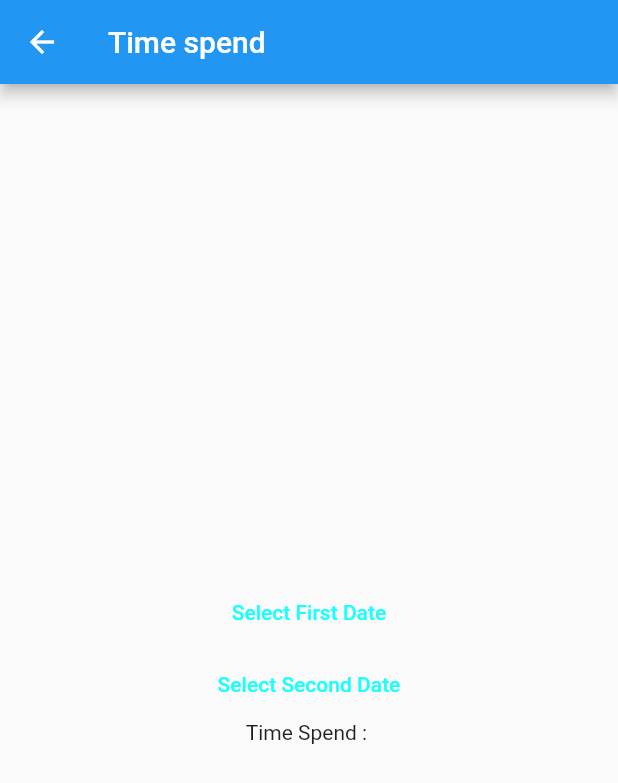
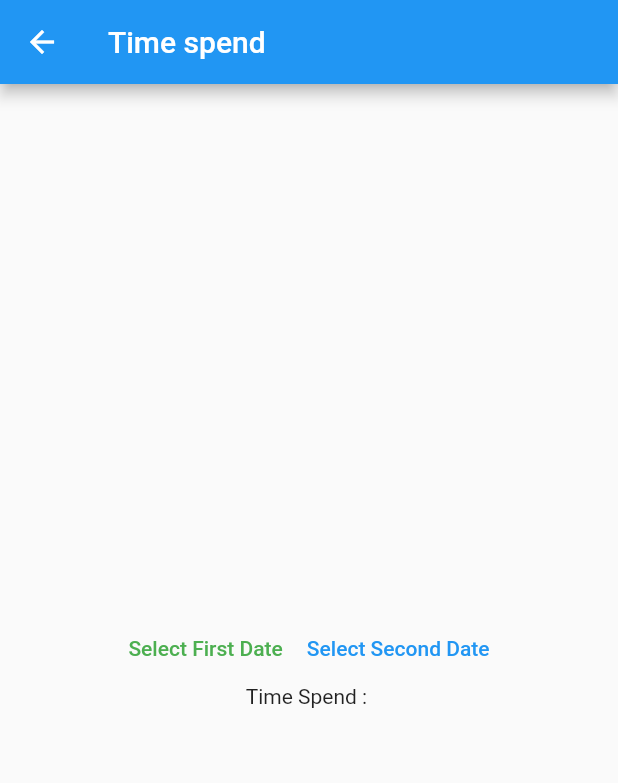
Before and after one commit to AnisBastide/flutter_toolbox, a Flutter app: the TimeSpend screen opened by its route, on a phone screen of 412 x 824 dp. Shown: the top 783 px of the screen. Run offline on Flutter 3.47's test engine with Material 2 defaults, Android fonts, the phone set to English and light mode, and no system bars; our stand-ins replace flutter_datetime_picker.

Commit message:
change disposition and color for calender

```diff
--- a/lib/tools/age_calculator.dart
+++ b/lib/tools/age_calculator.dart
@@ -77,7 +77,7 @@ class _AgeCalculator extends State<AgeCalculator> {
                   },
                   child: Text(
                     "Select Birthday",
-                    style: TextStyle(color: Colors.cyanAccent),
+                    style: TextStyle(color: Colors.blue),
                   )
                 ),
                 Text("Date of birth : "+dateOfBirth.toString()),
--- a/lib/tools/time_spend.dart
+++ b/lib/tools/time_spend.dart
@@ -61,6 +61,9 @@ class _TimeSpend extends State<TimeSpend> {
         child: Column(
           mainAxisSize: MainAxisSize.min,
           children: <Widget>[
+            Row(
+              mainAxisAlignment: MainAxisAlignment.center,
+              children: [
                 TextButton(
                     onPressed: () {
                       DatePicker.showDatePicker(context,
@@ -74,7 +77,7 @@ class _TimeSpend extends State<TimeSpend> {
                     },
                     child: Text(
                       "Select First Date",
-                  style: TextStyle(color: Colors.cyanAccent),
+                      style: TextStyle(color: Colors.green),
                     )
                 ),
                 TextButton(
@@ -89,8 +92,10 @@ class _TimeSpend extends State<TimeSpend> {
                     },
                     child: Text(
                       "Select Second Date",
-                  style: TextStyle(color: Colors.cyanAccent),
+                      style: TextStyle(color: Colors.blue),
                     )
+                ),
+              ],
             ),
             Text("Time Spend : " + timeSpend),
           ],
```
Lines whose indentation alone changed are shown as unchanged.
